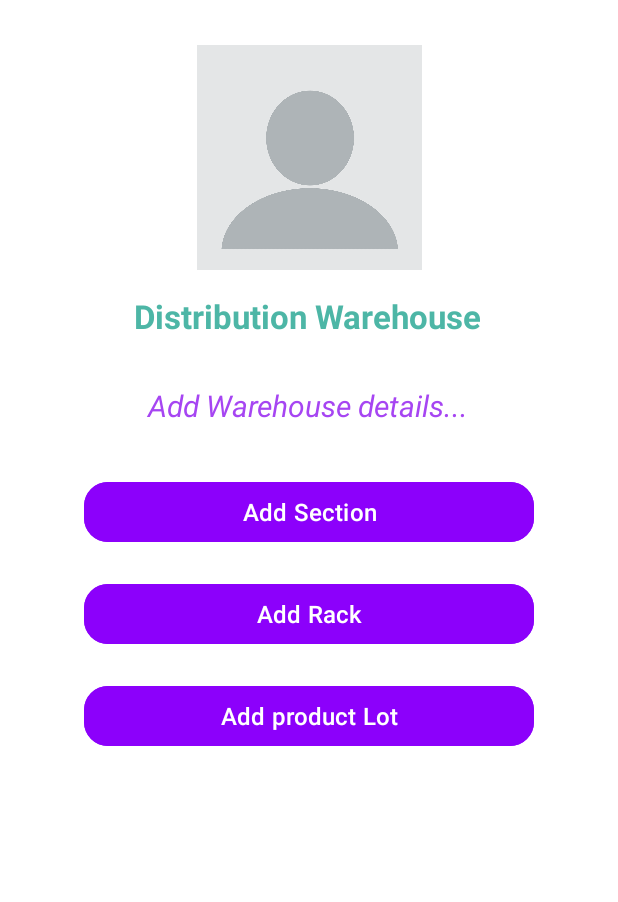
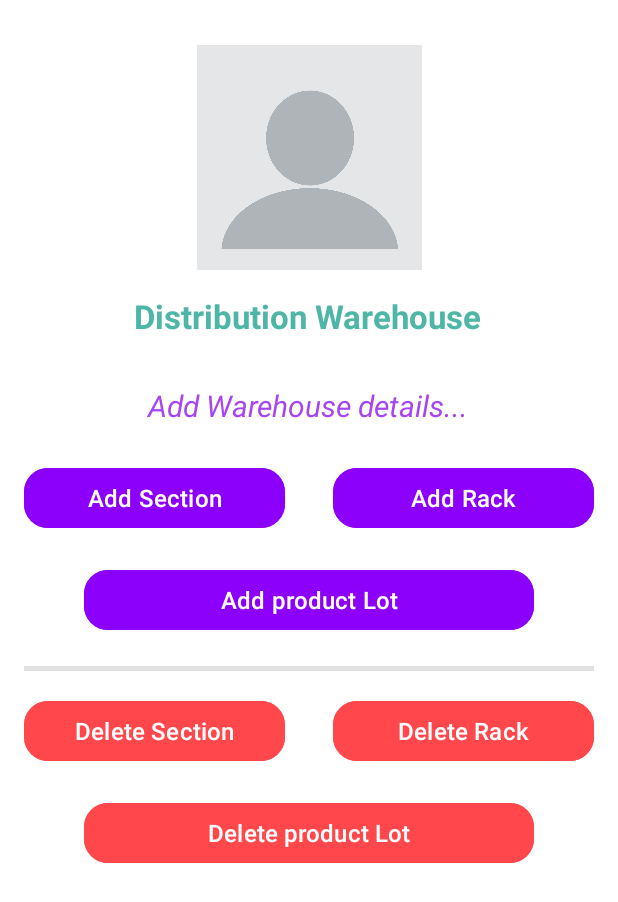
Before and after one commit to chaitanya0802/SupplySync, an Android app: the profileFragment screen opened through its navigation route, on a phone screen of 412 x 824 dp. Shown: the top 902 px of the screen. Run offline under Robolectric (Android 15) with nearby library versions, the phone set to English and light mode, and no system bars; our stand-ins replace navigation-ui; libraries missing offline, so code that uses them is left out: com.github.mikephil.charting.

Commit message:
changes in profile fragment

```diff
--- a/app/src/main/java/com/supplysync/android/network/ApiService.kt
+++ b/app/src/main/java/com/supplysync/android/network/ApiService.kt
@@ -18,6 +18,7 @@ import com.supplysync.android.ui.subordinatesignup.SubordinateSignUpRequest
 import com.supplysync.android.ui.subordinatesignup.SubordinateSignUpResponse
 import retrofit2.Response
 import retrofit2.http.Body
+import retrofit2.http.DELETE
 import retrofit2.http.GET
 import retrofit2.http.Headers
 import retrofit2.http.PATCH
@@ -76,4 +77,24 @@ interface ApiService {
     @GET("get-filledsize-sectionid")
     suspend fun getfilledsizesectionid(@Query("warehouse_id") warehouse_id: String): Response<List<FilledsizeSectionidResponse>>
 
+    //delete
+
+    @GET("sections")
+    suspend fun getSections(@Query("warehouse_id") warehouseId: String): List<String>
+
+    @DELETE("sections/{id}")
+    suspend fun deleteSection(@Path("id") id: String): Response<Unit>
+
+
+    @GET("racks")
+    suspend fun getRacks(@Query("warehouse_id") warehouseId: String): List<String>
+
+    @DELETE("racks/{rack_id}")
+    suspend fun deleteRack(@Path("rack_id") rackId: String): Response<Unit>
+
+    @GET("productlots")
+    suspend fun getProductLots(@Query("warehouse_id") warehouseId: String): List<String>
+
+    @DELETE("productlots/{product_lot_id}")
+    suspend fun deleteProductLot(@Path("product_lot_id") lotId: String): Response<Unit>
 }
--- a/app/src/main/java/com/supplysync/android/ui/profile/profileFragment.kt
+++ b/app/src/main/java/com/supplysync/android/ui/profile/profileFragment.kt
@@ -5,6 +5,7 @@ import androidx.fragment.app.Fragment
 import android.view.LayoutInflater
 import android.view.View
 import android.view.ViewGroup
+import android.widget.Toast
 import androidx.navigation.fragment.findNavController
 import com.supplysync.android.R
 import com.supplysync.android.databinding.FragmentProfileBinding
@@ -35,6 +36,19 @@ class profileFragment : Fragment() {
         binding.addProduct.setOnClickListener {
             findNavController().navigate(R.id.action_userProfileFragment_to_product)
         }
+
+        //delete
+        binding.deleteSectionButton.setOnClickListener {
+            findNavController().navigate(R.id.action_userProfileFragment_to_deleteSectionFragment)
+        }
+
+        binding.deleteRackButton.setOnClickListener {
+            findNavController().navigate(R.id.action_userProfileFragment_to_deleteRackFragment)
+        }
+
+        binding.deleteProduct.setOnClickListener {
+            findNavController().navigate(R.id.action_userProfileFragment_to_deleteProductLotFragment)
+        }
     }
 
     override fun onDestroyView() {
--- a/app/src/main/res/layout/fragment_profile.xml
+++ b/app/src/main/res/layout/fragment_profile.xml
@@ -57,36 +57,38 @@
     <Button
         android:id="@+id/addSectionButton"
         style="@style/Widget.Material3.Button.TonalButton"
-        android:layout_width="300dp"
+        android:layout_width="0dp"
         android:layout_height="48dp"
+        android:layout_margin="16dp"
         android:layout_marginTop="25dp"
+        android:backgroundTint="@color/violet"
         android:elevation="4dp"
-        android:backgroundTint="@color/violet"
+        android:padding="1dp"
         android:text="Add Section"
         android:textColor="@color/white"
         android:textSize="16sp"
-        android:padding="1dp"
         app:cornerRadius="16dp"
-        app:layout_constraintEnd_toEndOf="parent"
+        app:layout_constraintEnd_toStartOf="@+id/addRackButton"
         app:layout_constraintStart_toStartOf="parent"
-        app:layout_constraintTop_toBottomOf="@id/text1"/>
+        app:layout_constraintTop_toBottomOf="@id/text1" />
 
     <Button
         android:id="@+id/addRackButton"
         style="@style/Widget.Material3.Button.TonalButton"
-        android:layout_width="300dp"
+        android:layout_width="0dp"
         android:layout_height="48dp"
-        android:layout_marginTop="20dp"
+        android:layout_margin="16dp"
+        android:layout_marginTop="25dp"
+        android:backgroundTint="@color/violet"
         android:elevation="4dp"
-        android:backgroundTint="@color/violet"
+        android:padding="1dp"
         android:text="Add Rack"
         android:textColor="@color/white"
         android:textSize="16sp"
-        android:padding="1dp"
         app:cornerRadius="16dp"
         app:layout_constraintEnd_toEndOf="parent"
-        app:layout_constraintStart_toStartOf="parent"
-        app:layout_constraintTop_toBottomOf="@id/addSectionButton"/>
+        app:layout_constraintStart_toEndOf="@+id/addSectionButton"
+        app:layout_constraintTop_toBottomOf="@id/text1" />
 
     <Button
         android:id="@+id/addProduct"
@@ -104,4 +106,73 @@
         app:layout_constraintEnd_toEndOf="parent"
         app:layout_constraintStart_toStartOf="parent"
         app:layout_constraintTop_toBottomOf="@+id/addRackButton" />
+
+    <View
+        android:id="@+id/divider"
+        android:layout_width="0dp"
+        android:layout_height="3dp"
+        android:layout_marginTop="20dp"
+        android:background="?android:attr/listDivider"
+        app:layout_constraintTop_toBottomOf="@+id/addProduct"
+        tools:layout_editor_absoluteX="1dp"
+        app:layout_constraintStart_toStartOf="parent"
+        app:layout_constraintEnd_toEndOf="parent"
+        android:layout_marginEnd="16dp"
+        android:layout_marginStart="16dp"/>
+
+    <!--    delete-->
+
+    <Button
+        android:id="@+id/deleteSectionButton"
+        style="@style/Widget.Material3.Button.TonalButton"
+        android:layout_width="0dp"
+        android:layout_height="48dp"
+        android:layout_margin="16dp"
+        android:layout_marginTop="25dp"
+        android:backgroundTint="#FF474C"
+        android:elevation="4dp"
+        android:padding="1dp"
+        android:text="Delete Section"
+        android:textColor="@color/white"
+        android:textSize="16sp"
+        app:cornerRadius="16dp"
+        app:layout_constraintEnd_toStartOf="@+id/deleteRackButton"
+        app:layout_constraintStart_toStartOf="parent"
+        app:layout_constraintTop_toBottomOf="@id/divider" />
+
+    <Button
+        android:id="@+id/deleteRackButton"
+        style="@style/Widget.Material3.Button.TonalButton"
+        android:layout_width="0dp"
+        android:layout_height="48dp"
+        android:layout_margin="16dp"
+        android:layout_marginTop="25dp"
+        android:backgroundTint="#FF474C"
+        android:elevation="4dp"
+        android:padding="1dp"
+        android:text="Delete Rack"
+        android:textColor="@color/white"
+        android:textSize="16sp"
+        app:cornerRadius="16dp"
+        app:layout_constraintEnd_toEndOf="parent"
+        app:layout_constraintStart_toEndOf="@+id/deleteSectionButton"
+        app:layout_constraintTop_toBottomOf="@id/divider" />
+
+    <Button
+        android:id="@+id/deleteProduct"
+        style="@style/Widget.Material3.Button.TonalButton"
+        android:layout_width="300dp"
+        android:layout_height="48dp"
+        android:layout_marginTop="20dp"
+        android:backgroundTint="#FF474C"
+        android:elevation="4dp"
+        android:padding="1dp"
+        android:text="Delete product Lot"
+        android:textColor="@color/white"
+        android:textSize="16sp"
+        app:cornerRadius="16dp"
+        app:layout_constraintEnd_toEndOf="parent"
+        app:layout_constraintStart_toStartOf="parent"
+        app:layout_constraintTop_toBottomOf="@+id/deleteRackButton" />
+
 </androidx.constraintlayout.widget.ConstraintLayout>
--- a/app/src/main/res/navigation/nav_graph.xml
+++ b/app/src/main/res/navigation/nav_graph.xml
@@ -71,6 +71,15 @@
         <action
             android:id="@+id/action_userProfileFragment_to_product"
             app:destination="@id/product" />
+        <action
+            android:id="@+id/action_userProfileFragment_to_deleteSectionFragment"
+            app:destination="@id/deleteSectionFragment" />
+        <action
+            android:id="@+id/action_userProfileFragment_to_deleteRackFragment"
+            app:destination="@id/deleteRackFragment" />
+        <action
+            android:id="@+id/action_userProfileFragment_to_deleteProductLotFragment"
+            app:destination="@id/deleteProductLotFragment" />
     </fragment>
     <fragment
         android:id="@+id/product"
@@ -86,4 +95,19 @@
             android:id="@+id/action_subordinateSignUpFragment_to_loginFragment"
             app:destination="@id/loginFragment" />
     </fragment>
+    <fragment
+        android:id="@+id/deleteSectionFragment"
+        android:name="com.supplysync.android.ui.deletesection.DeleteSectionFragment"
+        android:label="Delete Section"
+        tools:layout="@layout/fragment_delete_section" />
+    <fragment
+        android:id="@+id/deleteRackFragment"
+        android:name="com.supplysync.android.ui.deleterack.DeleteRackFragment"
+        android:label="Delete Rack"
+        tools:layout="@layout/fragment_delete_rack" />
+    <fragment
+        android:id="@+id/deleteProductLotFragment"
+        android:name="com.supplysync.android.ui.deleteproductlot.DeleteProductLotFragment"
+        android:label="Delete Product Lot"
+        tools:layout="@layout/fragment_delete_product_lot" />
 </navigation>
```
Also changed, not shown: app/src/main/java/com/supplysync/android/ui/deleteproductlot/DeleteProductLotAdapter.kt (added, +41 -0 lines), app/src/main/java/com/supplysync/android/ui/deleteproductlot/DeleteProductLotFragment.kt (added, +94 -0 lines), app/src/main/java/com/supplysync/android/ui/deleterack/DeleteRackAdapter.kt (added, +41 -0 lines), app/src/main/java/com/supplysync/android/ui/deleterack/DeleteRackFragment.kt (added, +90 -0 lines), app/src/main/java/com/supplysync/android/ui/deletesection/DeleteSectionAdapter.kt (added, +41 -0 lines), app/src/main/java/com/supplysync/android/ui/deletesection/DeleteSectionFragment.kt (added, +90 -0 lines), app/src/main/java/com/supplysync/android/ui/home/HomeFragment.kt (+13 -12 lines), app/src/main/res/layout/fragment_delete_product_lot.xml (added, +21 -0 lines), app/src/main/res/layout/fragment_delete_rack.xml (added, +21 -0 lines), app/src/main/res/layout/fragment_delete_section.xml (added, +21 -0 lines), app/src/main/res/layout/fragment_home.xml (+13 -1 lines), app/src/main/res/layout/item_delete.xml (added, +47 -0 lines).
